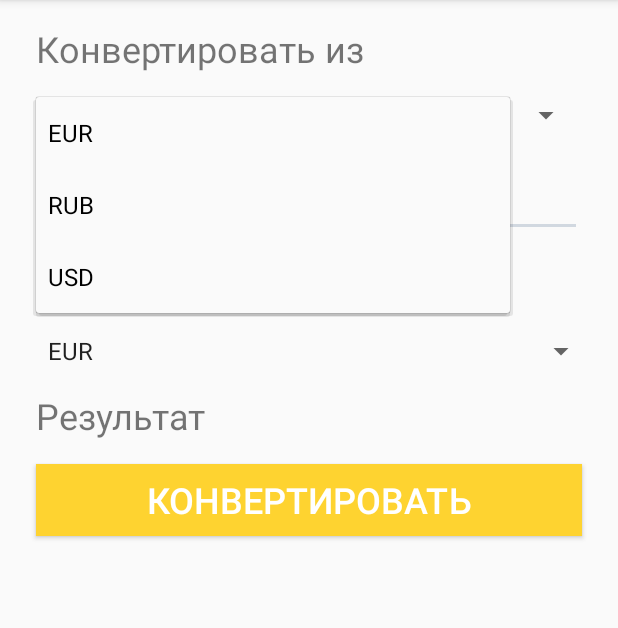
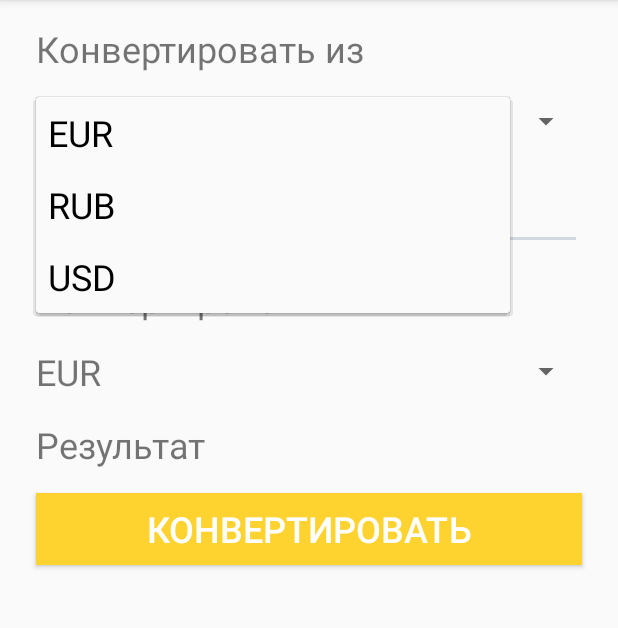
Before and after one commit to jacen11/Currency, an Android app: the screen it shows after launch (MainActivity), after a tap on "EUR", on a phone screen of 412 x 824 dp, the part 84-712 px from its top. Run offline under Robolectric (Android 15) with nearby library versions, the phone set to English and light mode, and no system bars; our stand-ins replace Dagger/Hilt's generated code, RxJava.

Commit message:
спинеры

```diff
--- a/app/src/main/java/com/pastukhov/currency/presentation/MainActivity.kt
+++ b/app/src/main/java/com/pastukhov/currency/presentation/MainActivity.kt
@@ -1,19 +1,12 @@
 package com.pastukhov.currency.presentation
 
+import android.os.Bundle
+import android.widget.ArrayAdapter
 import androidx.appcompat.app.AppCompatActivity
-import android.os.Bundle
+import com.pastukhov.currency.App
 import com.pastukhov.currency.R
 import kotlinx.android.synthetic.main.activity_main.*
 import javax.inject.Inject
-import android.widget.AdapterView
-import android.widget.AdapterView.OnItemSelectedListener
-import androidx.core.app.ComponentActivity.ExtraData
-import androidx.core.content.ContextCompat.getSystemService
-import android.icu.lang.UCharacter.GraphemeClusterBreak.T
-import android.view.View
-import androidx.core.view.get
-import androidx.core.view.isVisible
-import com.pastukhov.currency.App
 
 
 class MainActivity : AppCompatActivity(), IMainView {
@@ -24,6 +17,14 @@ class MainActivity : AppCompatActivity(), IMainView {
     override fun onCreate(savedInstanceState: Bundle?) {
         super.onCreate(savedInstanceState)
         setContentView(R.layout.activity_main)
+
+        ArrayAdapter
+            .createFromResource(this, R.array.listCurrencies, R.layout.spinner_item)
+            .also { adapter ->
+                adapter.setDropDownViewResource(R.layout.spinner_dropdown_item)
+                spnFrom.adapter = adapter
+                spnTo.adapter = adapter
+            }
 
         App.appComponent?.inject(this)
         presenter.attachView(this)
--- a/app/src/main/res/layout/activity_main.xml
+++ b/app/src/main/res/layout/activity_main.xml
@@ -39,22 +39,19 @@
         android:layout_marginTop="@dimen/marginTop"
         android:layout_marginEnd="@dimen/marginEnd"
         android:layout_marginRight="@dimen/marginEnd"
-        android:entries="@array/listCurrencies"
         app:layout_constraintEnd_toEndOf="parent"
         app:layout_constraintStart_toStartOf="parent"
         app:layout_constraintTop_toBottomOf="@+id/txtConvertFrom" />
 
     <Spinner
         android:id="@+id/spnTo"
-        android:layout_width="374dp"
-        android:layout_height="22dp"
+        android:layout_width="match_parent"
+        android:layout_height="wrap_content"
         android:layout_marginStart="@dimen/marginStart"
         android:layout_marginLeft="@dimen/marginStart"
         android:layout_marginTop="@dimen/marginTop"
         android:layout_marginEnd="@dimen/marginEnd"
         android:layout_marginRight="@dimen/marginEnd"
-        android:entries="@array/listCurrencies"
-        android:textSize="24sp"
         app:layout_constraintEnd_toEndOf="parent"
         app:layout_constraintHorizontal_bias="0.0"
         app:layout_constraintStart_toStartOf="parent"
--- /dev/null
+++ b/app/src/main/res/layout/spinner_dropdown_item.xml
@@ -0,0 +1,8 @@
+<?xml version="1.0" encoding="utf-8"?>
+<TextView xmlns:android="http://schemas.android.com/apk/res/android"
+    android:id="@+id/spinnerdropdown"
+    style="?attr/spinnerDropDownItemStyle"
+    android:layout_width="fill_parent"
+    android:layout_height="48dp"
+    android:singleLine="true"
+    android:textSize="24sp" />
--- /dev/null
+++ b/app/src/main/res/layout/spinner_item.xml
@@ -0,0 +1,6 @@
+<?xml version="1.0" encoding="utf-8"?>
+<TextView xmlns:android="http://schemas.android.com/apk/res/android"
+    android:id="@+id/txtFromSpinner"
+    android:layout_width="match_parent"
+    android:layout_height="wrap_content"
+    android:textSize="24sp" />
--- /dev/null
+++ b/app/src/main/res/values/array.xml
@@ -0,0 +1,6 @@
+<?xml version="1.0" encoding="utf-8"?>
+<resources><string-array name="listCurrencies">
+    <item>EUR</item>
+    <item>RUB</item>
+    <item>USD</item>
+</string-array></resources>
--- a/app/src/main/res/values/strings.xml
+++ b/app/src/main/res/values/strings.xml
@@ -5,9 +5,4 @@
     <string name="txtConvertFrom">Конвертировать из</string>
     <string name="txtResult">Результат</string>
     <string name="txtValue">Ведите значение</string>
-    <string-array name="listCurrencies">
-        <item>EUR</item>
-        <item>RUB</item>
-        <item>USD</item>
-    </string-array>
 </resources>
```
